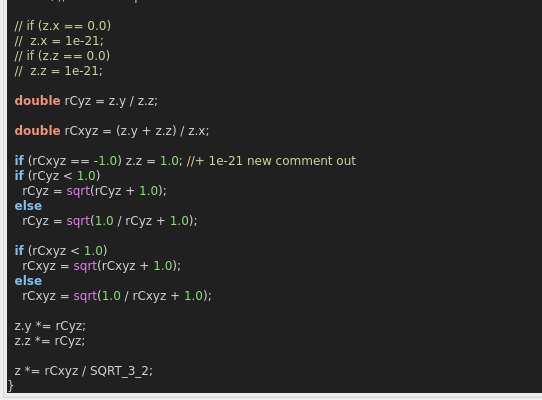
First picture: the form in mandelbulber2/qt_data/fractal_transf_benesi_cube_sphere.ui, repository buddhi1980/mandelbulber2, before the edit; both pictures show x 0 to 542 and y 184 to 584 of the 685 by 584 pixel window.
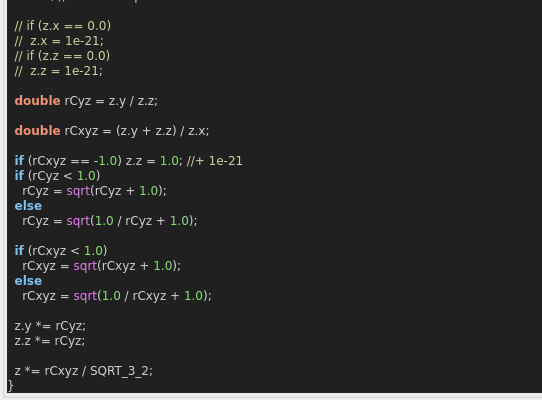
Second picture: the form after the edit. Custom widgets are drawn as their Qt base class.

```diff
--- a/mandelbulber2/qt_data/fractal_transf_benesi_cube_sphere.ui
+++ b/mandelbulber2/qt_data/fractal_transf_benesi_cube_sphere.ui
@@ -88,7 +88,7 @@
 
   &lt;span style=&quot;color:#f09479; font-weight:bold&quot;&gt;double&lt;/span&gt; rCxyz &lt;span style=&quot;color:#d0d0d0&quot;&gt;= (&lt;/span&gt;z&lt;span style=&quot;color:#d0d0d0&quot;&gt;.&lt;/span&gt;y &lt;span style=&quot;color:#d0d0d0&quot;&gt;+&lt;/span&gt; z&lt;span style=&quot;color:#d0d0d0&quot;&gt;.&lt;/span&gt;z&lt;span style=&quot;color:#d0d0d0&quot;&gt;) /&lt;/span&gt; z&lt;span style=&quot;color:#d0d0d0&quot;&gt;.&lt;/span&gt;x&lt;span style=&quot;color:#d0d0d0&quot;&gt;;&lt;/span&gt;
 
-  &lt;span style=&quot;color:#7ec0ee; font-weight:bold&quot;&gt;if&lt;/span&gt; &lt;span style=&quot;color:#d0d0d0&quot;&gt;(&lt;/span&gt;rCxyz &lt;span style=&quot;color:#d0d0d0&quot;&gt;== -&lt;/span&gt;&lt;span style=&quot;color:#87df71&quot;&gt;1.0&lt;/span&gt;&lt;span style=&quot;color:#d0d0d0&quot;&gt;)&lt;/span&gt; z&lt;span style=&quot;color:#d0d0d0&quot;&gt;.&lt;/span&gt;z &lt;span style=&quot;color:#d0d0d0&quot;&gt;=&lt;/span&gt; &lt;span style=&quot;color:#87df71&quot;&gt;1.0&lt;/span&gt;&lt;span style=&quot;color:#d0d0d0&quot;&gt;;&lt;/span&gt; &lt;span style=&quot;color:#d0d0a0&quot;&gt;//+ 1e-21 new comment out&lt;/span&gt;
+  &lt;span style=&quot;color:#7ec0ee; font-weight:bold&quot;&gt;if&lt;/span&gt; &lt;span style=&quot;color:#d0d0d0&quot;&gt;(&lt;/span&gt;rCxyz &lt;span style=&quot;color:#d0d0d0&quot;&gt;== -&lt;/span&gt;&lt;span style=&quot;color:#87df71&quot;&gt;1.0&lt;/span&gt;&lt;span style=&quot;color:#d0d0d0&quot;&gt;)&lt;/span&gt; z&lt;span style=&quot;color:#d0d0d0&quot;&gt;.&lt;/span&gt;z &lt;span style=&quot;color:#d0d0d0&quot;&gt;=&lt;/span&gt; &lt;span style=&quot;color:#87df71&quot;&gt;1.0&lt;/span&gt;&lt;span style=&quot;color:#d0d0d0&quot;&gt;;&lt;/span&gt; &lt;span style=&quot;color:#d0d0a0&quot;&gt;//+ 1e-21&lt;/span&gt;
   &lt;span style=&quot;color:#7ec0ee; font-weight:bold&quot;&gt;if&lt;/span&gt; &lt;span style=&quot;color:#d0d0d0&quot;&gt;(&lt;/span&gt;rCyz &lt;span style=&quot;color:#d0d0d0&quot;&gt;&amp;lt;&lt;/span&gt; &lt;span style=&quot;color:#87df71&quot;&gt;1.0&lt;/span&gt;&lt;span style=&quot;color:#d0d0d0&quot;&gt;)&lt;/span&gt;
     rCyz &lt;span style=&quot;color:#d0d0d0&quot;&gt;=&lt;/span&gt; &lt;span style=&quot;color:#e47eed&quot;&gt;sqrt&lt;/span&gt;&lt;span style=&quot;color:#d0d0d0&quot;&gt;(&lt;/span&gt;rCyz &lt;span style=&quot;color:#d0d0d0&quot;&gt;+&lt;/span&gt; &lt;span style=&quot;color:#87df71&quot;&gt;1.0&lt;/span&gt;&lt;span style=&quot;color:#d0d0d0&quot;&gt;);&lt;/span&gt;
   &lt;span style=&quot;color:#7ec0ee; font-weight:bold&quot;&gt;else&lt;/span&gt;
```
